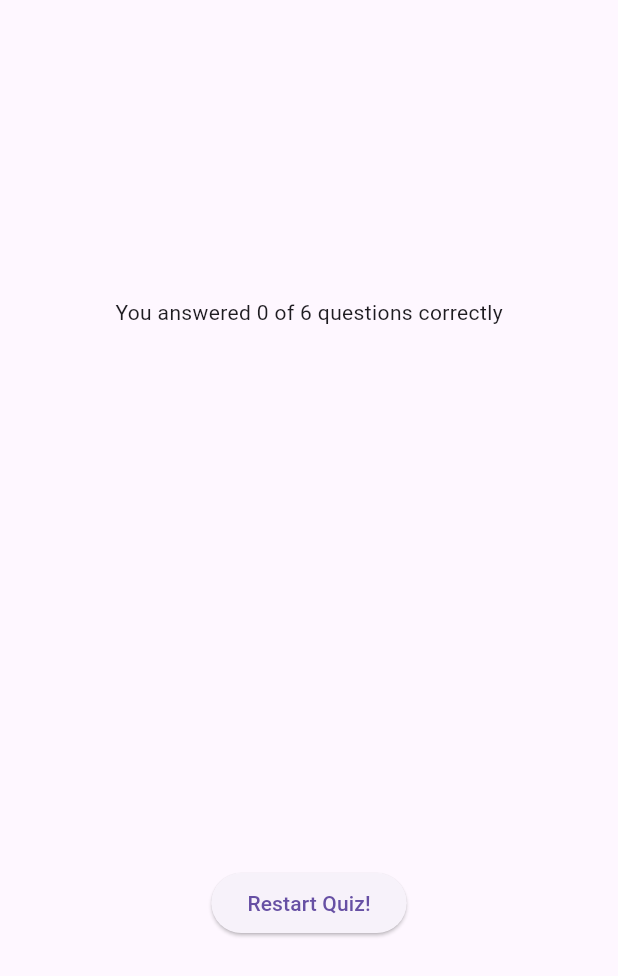
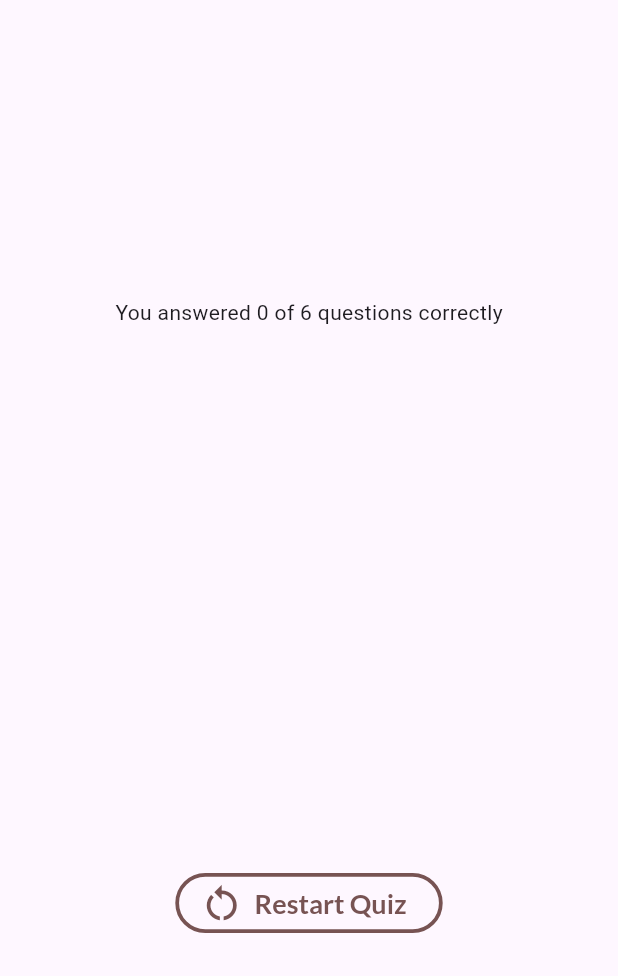
Before and after one commit to e7gx/project_test2, a Flutter app: the ResultsScreen widget shown alone on an empty page, opened directly with empty values, on a phone screen of 412 x 824 dp. Shown: the top 976 px of the screen. Run offline on Flutter 3.47's test engine with Material 3 defaults, Android fonts, the phone set to English and light mode, and no system bars; our stand-ins replace google_fonts.

Commit message:
fix some bugs

```diff
--- a/lib/questions_screen.dart
+++ b/lib/questions_screen.dart
@@ -17,13 +17,11 @@ class _QuestionsScreenState extends State<QuestionsScreen> {
   var currentquestionsindex = 0;
 
   answerQuistion(String selectedAnswer) {
-    widget.onSelectAnswer('....');
-    //currentquestionsindex = currentquestionsindex + 1;
-    //currentquestionsindex += 1;
+    widget.onSelectAnswer(selectedAnswer);
+
     setState(
       () {
         currentquestionsindex++;
-        //  هذا الكود مشابهه للي فوق دارت موفره الميزة هذي
       },
     );
     //this aollsw do the same job but only increments with 1
--- a/lib/questions_summary.dart
+++ b/lib/questions_summary.dart
@@ -20,12 +20,12 @@ class QuestionsSummary extends StatelessWidget {
                   Expanded(
                     child: Column(
                       children: [
-                        Text((data['question'] as String)),
+                        Text(data['question'] as String),
                         const SizedBox(
                           height: 5,
                         ),
-                        Text((data['user_answer'] as String)),
-                        Text((data['correct_answer'] as String)),
+                        Text(data['user_answer'] as String),
+                        Text(data['correct_answer'] as String),
                       ],
                     ),
                   )
--- a/lib/results_screen.dart
+++ b/lib/results_screen.dart
@@ -1,6 +1,7 @@
 import 'package:flutter/material.dart';
 import 'package:project_test2/data/questions.dart';
 import 'package:project_test2/questions_summary.dart';
+import 'package:google_fonts/google_fonts.dart';
 
 class ResultsScreen extends StatelessWidget {
   const ResultsScreen({super.key, required this.chosenAnswers});
@@ -27,9 +28,9 @@ class ResultsScreen extends StatelessWidget {
   Widget build(BuildContext context) {
     final summaryData = getSummaryData();
     final numTotalQuestions = questions.length;
-    final numCorrectQuestions = summaryData
-        .where((data) => data['user_answer'] == data['correct_answer'])
-        .length;
+    final numCorrectQuestions = summaryData.where((data) {
+      return data['user_answer'] == data['correct_answer'];
+    }).length;
 
     return SizedBox(
       width: double.infinity,
@@ -39,13 +40,30 @@ class ResultsScreen extends StatelessWidget {
           mainAxisAlignment: MainAxisAlignment.center,
           children: [
             Text(
-                'You answered $numCorrectQuestions of $numTotalQuestions questions correctly'),
+              'You answered $numCorrectQuestions of $numTotalQuestions questions correctly',
+            ),
             const SizedBox(height: 30),
             QuestionsSummary(summaryData),
             const SizedBox(height: 30),
-            ElevatedButton(
+            OutlinedButton.icon(
               onPressed: () {},
-              child: const Text('Restart Quiz!'),
+              icon: const Icon(
+                Icons.restart_alt,
+                color: Color.fromARGB(255, 119, 83, 83),
+                size: 30,
+              ),
+              style: OutlinedButton.styleFrom(
+                side: const BorderSide(
+                  width: 2.5,
+                  color: Color.fromARGB(255, 119, 83, 83),
+                ),
+                textStyle: GoogleFonts.lato(
+                    color: const Color.fromARGB(255, 119, 83, 83),
+                    fontWeight: FontWeight.bold,
+                    fontSize: 18),
+                foregroundColor: const Color.fromARGB(255, 119, 83, 83),
+              ),
+              label: const Text('Restart Quiz'),
             ),
           ],
         ),
```
